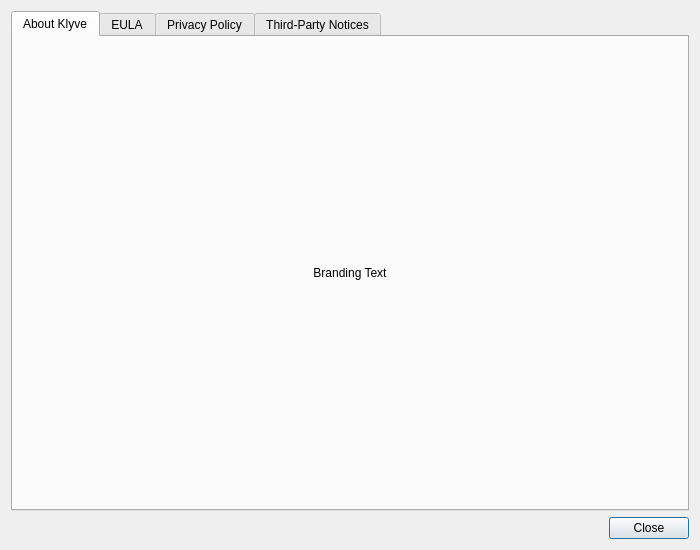
Before: the Qt Designer form gui/about_dialog.ui in mariolewis/asdf_factory, drawn with Qt 5.
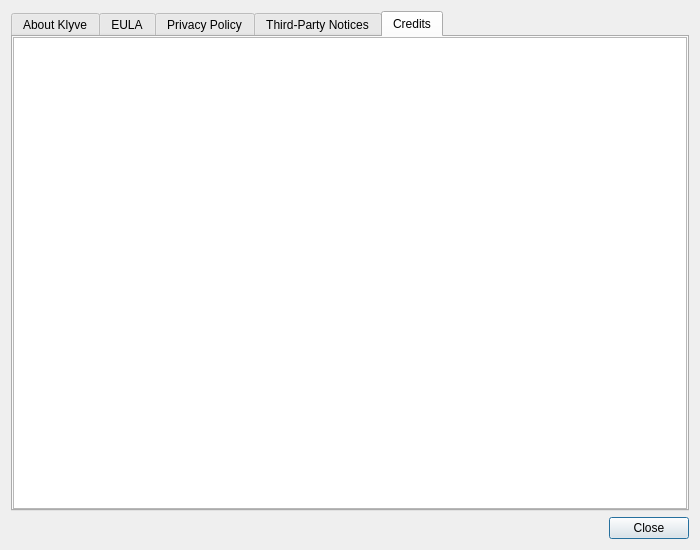
After: the same form once the commit is applied. The open tabs and pages were chosen to show the change.

```diff
--- a/gui/about_dialog.ui
+++ b/gui/about_dialog.ui
@@ -119,6 +119,23 @@
        </item>
       </layout>
      </widget>
+     <widget class="QWidget" name="creditsTab">
+      <attribute name="title">
+       <string>Credits</string>
+      </attribute>
+      <layout class="QVBoxLayout" name="verticalLayout_credits">
+       <property name="margin">
+        <number>0</number>
+       </property>
+       <item>
+        <widget class="QTextEdit" name="creditsTextEdit">
+         <property name="readOnly">
+          <bool>true</bool>
+         </property>
+        </widget>
+       </item>
+      </layout>
+     </widget>
     </widget>
    </item>
    <item>
```
